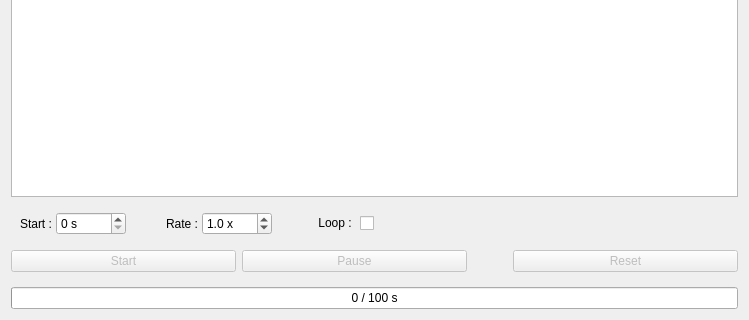
The window that ui/player.ui (yyamazaki933/rosbag_player) describes before a commit, drawn with Qt 5; both pictures show x 0 to 749 and y 266 to 586 of the 749 by 586 pixel window.
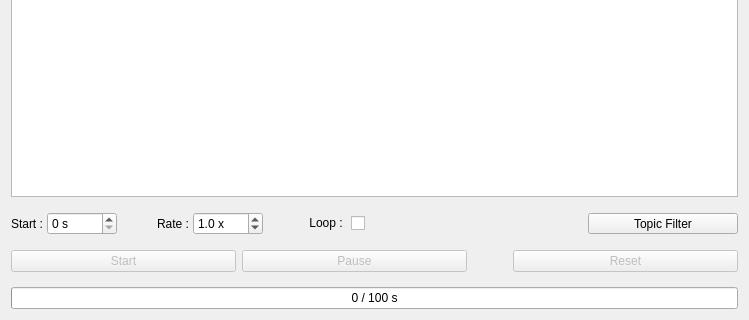
The same window after the commit.

Commit message: topic filter option

```diff
--- a/ui/player.ui
+++ b/ui/player.ui
@@ -36,6 +36,12 @@
       <property name="spacing">
        <number>0</number>
       </property>
+      <property name="leftMargin">
+       <number>0</number>
+      </property>
+      <property name="rightMargin">
+       <number>0</number>
+      </property>
       <property name="bottomMargin">
        <number>0</number>
       </property>
@@ -164,6 +170,19 @@
         </property>
        </spacer>
       </item>
+      <item>
+       <widget class="QToolButton" name="pb_filter">
+        <property name="minimumSize">
+         <size>
+          <width>150</width>
+          <height>0</height>
+         </size>
+        </property>
+        <property name="text">
+         <string>Topic Filter</string>
+        </property>
+       </widget>
+      </item>
      </layout>
     </widget>
    </item>
```
The commit also changes 3 other files.
